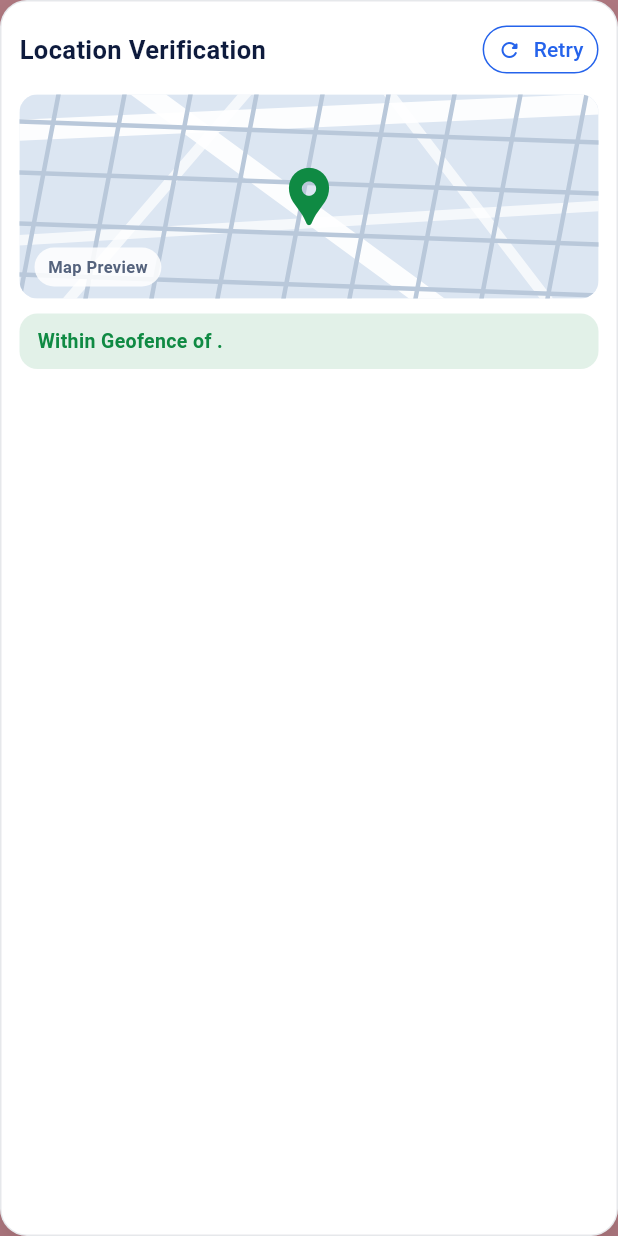
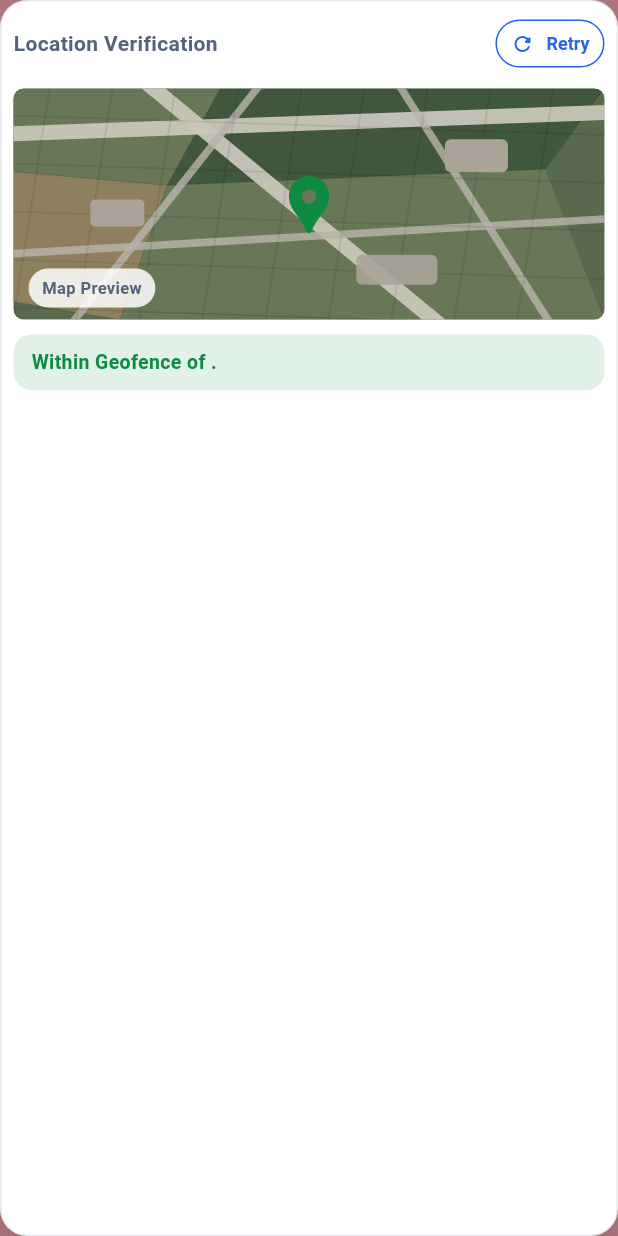
Before and after one commit to IthamarNyangu/WorkPulse, a Flutter app: the ClockMapPlaceholderCard widget shown alone on an empty page, opened directly with empty values, on a phone screen of 412 x 824 dp. Run offline on Flutter 3.47's test engine with Material 3 defaults, Android fonts, the phone set to English and light mode, and no system bars; our stand-ins replace geolocator, supabase_flutter; missing offline and left inert: postgrest; accounts and stored records are empty.

Commit message:
cleaned the coonfirm clock in or out page

```diff
--- a/lib/features/attendance/clock/clock_confirmation_screen.dart
+++ b/lib/features/attendance/clock/clock_confirmation_screen.dart
@@ -21,7 +21,8 @@ class ClockConfirmationScreen extends StatefulWidget {
       _ClockConfirmationScreenState();
 }
 
-class _ClockConfirmationScreenState extends State<ClockConfirmationScreen> {
+class _ClockConfirmationScreenState extends State<ClockConfirmationScreen>
+    with WidgetsBindingObserver {
   static const Duration _loadingIndicatorDelay = Duration(milliseconds: 250);
 
   final WorkPulseLocationService _locationService = WorkPulseLocationService();
@@ -39,6 +40,7 @@ class _ClockConfirmationScreenState extends State<ClockConfirmationScreen> {
   @override
   void initState() {
     super.initState();
+    WidgetsBinding.instance.addObserver(this);
     _commentController = TextEditingController();
     _commentFocusNode = FocusNode();
     _commentFocusNode.addListener(_onCommentFocusChanged);
@@ -49,11 +51,22 @@ class _ClockConfirmationScreenState extends State<ClockConfirmationScreen> {
   @override
   void dispose() {
     _loadingTimer?.cancel();
+    WidgetsBinding.instance.removeObserver(this);
     _commentFocusNode.removeListener(_onCommentFocusChanged);
     _commentFocusNode.dispose();
     _scrollController.dispose();
     _commentController.dispose();
     super.dispose();
+  }
+
+  @override
+  void didChangeMetrics() {
+    super.didChangeMetrics();
+    if (!_commentFocusNode.hasFocus) {
+      return;
+    }
+    _scrollCommentIntoView(delay: const Duration(milliseconds: 120));
+    _scrollCommentIntoView(delay: const Duration(milliseconds: 360));
   }
 
   void _onCommentFocusChanged() {
@@ -578,7 +591,7 @@ class ClockMapPlaceholderCard extends StatelessWidget {
         : PulseClockColors.statusPendingAccent;
 
     return SurfaceCard(
-      padding: const EdgeInsets.all(12),
+      padding: const EdgeInsets.all(8),
       child: Column(
         crossAxisAlignment: CrossAxisAlignment.start,
         children: [
@@ -586,16 +599,14 @@ class ClockMapPlaceholderCard extends StatelessWidget {
             children: [
               Text(
                 'Location Verification',
-                style: PulseClockTextStyles.cardTitle.copyWith(fontSize: 17),
+                style: PulseClockTextStyles.cardSubtitle.copyWith(
+                  color: PulseClockColors.textSecondary,
+                  fontSize: 14,
+                  fontWeight: FontWeight.w700,
+                ),
               ),
               const Spacer(),
-              if (isLoading)
-                const SizedBox(
-                  width: 18,
-                  height: 18,
-                  child: CircularProgressIndicator(strokeWidth: 2),
-                )
-              else if (onRetry != null)
+              if (!isLoading && onRetry != null)
                 OutlinedButton.icon(
                   onPressed: onRetry,
                   icon: const Icon(Icons.refresh_rounded, size: 16),
@@ -610,6 +621,10 @@ class ClockMapPlaceholderCard extends StatelessWidget {
                     side: const BorderSide(
                       color: PulseClockColors.actionBlue,
                       width: 1,
+                    ),
+                    textStyle: PulseClockTextStyles.cardSubtitle.copyWith(
+                      fontSize: 12,
+                      fontWeight: FontWeight.w700,
                     ),
                     shape: RoundedRectangleBorder(
                       borderRadius: BorderRadius.circular(999),
@@ -664,10 +679,10 @@ class _MapPreview extends StatelessWidget {
   @override
   Widget build(BuildContext context) {
     return ClipRRect(
-      borderRadius: BorderRadius.circular(12),
+      borderRadius: BorderRadius.circular(7),
       child: Container(
-        height: 136,
-        decoration: const BoxDecoration(color: Color(0xFFE7EEF8)),
+        height: 154,
+        decoration: const BoxDecoration(color: Color(0xFF596C52)),
         child: Stack(
           children: [
             Positioned.fill(child: CustomPaint(painter: _MapPreviewPainter())),
@@ -681,15 +696,20 @@ class _MapPreview extends StatelessWidget {
                         height: 28,
                         child: CircularProgressIndicator(strokeWidth: 2.6),
                       )
-                    : Icon(
+                    : Column(
+                        key: ValueKey<bool>(hasLocation),
+                        mainAxisSize: MainAxisSize.min,
+                        children: [
+                          Icon(
                             hasLocation
                                 ? Icons.location_pin
                                 : Icons.location_searching_rounded,
-                        key: ValueKey<bool>(hasLocation),
                             size: 46,
                             color: hasLocation
                                 ? statusColor
                                 : PulseClockColors.textSecondary,
+                          ),
+                        ],
                       ),
               ),
             ),
@@ -722,54 +742,126 @@ class _MapPreview extends StatelessWidget {
 class _MapPreviewPainter extends CustomPainter {
   @override
   void paint(Canvas canvas, Size size) {
-    final Paint blockPaint = Paint()..color = const Color(0xFFDCE6F2);
+    final Paint basePaint = Paint()..color = const Color(0xFF5F714F);
+    final Paint fieldPaint = Paint()..color = const Color(0xFF6F805A);
+    final Paint darkFieldPaint = Paint()..color = const Color(0xFF455C3D);
+    final Paint earthPaint = Paint()..color = const Color(0xFF9B8A63);
+    final Paint roofPaint = Paint()..color = const Color(0xFFB9B1A3);
     final Paint roadPaint = Paint()
-      ..color = Colors.white.withOpacity(0.92)
+      ..color = const Color(0xFFDDD8C9).withOpacity(0.94)
       ..strokeCap = StrokeCap.round
-      ..strokeWidth = 14;
+      ..strokeWidth = 10;
     final Paint minorRoadPaint = Paint()
-      ..color = Colors.white.withOpacity(0.72)
+      ..color = const Color(0xFFC8C3B6).withOpacity(0.82)
       ..strokeCap = StrokeCap.round
-      ..strokeWidth = 7;
-    final Paint routePaint = Paint()
-      ..color = const Color(0xFFB9C8DA)
+      ..strokeWidth = 5;
+    final Paint boundaryPaint = Paint()
+      ..color = Colors.black.withOpacity(0.08)
       ..strokeCap = StrokeCap.round
-      ..strokeWidth = 3;
+      ..strokeWidth = 1.4;
 
-    canvas.drawRect(Offset.zero & size, blockPaint);
+    canvas.drawRect(Offset.zero & size, basePaint);
+
+    void drawParcel(List<Offset> points, Paint paint) {
+      final Path path = Path()..moveTo(points.first.dx, points.first.dy);
+      for (final Offset point in points.skip(1)) {
+        path.lineTo(point.dx, point.dy);
+      }
+      path.close();
+      canvas.drawPath(path, paint);
+      canvas.drawPath(
+        path,
+        Paint()
+          ..style = PaintingStyle.stroke
+          ..strokeWidth = 1
+          ..color = Colors.black.withOpacity(0.05),
+      );
+    }
+
+    drawParcel(<Offset>[
+      const Offset(-10, 0),
+      Offset(size.width * 0.35, 0),
+      Offset(size.width * 0.26, size.height * 0.42),
+      Offset(0, size.height * 0.36),
+    ], fieldPaint);
+    drawParcel(<Offset>[
+      Offset(size.width * 0.35, 0),
+      Offset(size.width, 0),
+      Offset(size.width * 0.9, size.height * 0.35),
+      Offset(size.width * 0.26, size.height * 0.42),
+    ], darkFieldPaint);
+    drawParcel(<Offset>[
+      Offset(0, size.height * 0.36),
+      Offset(size.width * 0.26, size.height * 0.42),
+      Offset(size.width * 0.18, size.height),
+      const Offset(-12, 140),
+    ], earthPaint);
+    drawParcel(<Offset>[
+      Offset(size.width * 0.26, size.height * 0.42),
+      Offset(size.width * 0.9, size.height * 0.35),
+      Offset(size.width, size.height),
+      Offset(size.width * 0.18, size.height),
+    ], fieldPaint);
 
     canvas.drawLine(
-      Offset(-16, size.height * 0.18),
-      Offset(size.width + 20, size.height * 0.04),
+      Offset(-18, size.height * 0.2),
+      Offset(size.width + 18, size.height * 0.1),
       roadPaint,
     );
     canvas.drawLine(
-      Offset(size.width * 0.18, -12),
+      Offset(size.width * 0.2, -12),
       Offset(size.width * 0.76, size.height + 16),
       roadPaint,
     );
     canvas.drawLine(
-      Offset(-12, size.height * 0.72),
-      Offset(size.width + 16, size.height * 0.54),
+      Offset(-14, size.height * 0.72),
+      Offset(size.width + 14, size.height * 0.56),
       minorRoadPaint,
     );
     canvas.drawLine(
-      Offset(size.width * 0.06, size.height + 12),
-      Offset(size.width * 0.42, -14),
+      Offset(size.width * 0.08, size.height + 12),
+      Offset(size.width * 0.44, -14),
       minorRoadPaint,
     );
     canvas.drawLine(
-      Offset(size.width * 0.62, -10),
-      Offset(size.width * 0.93, size.height + 10),
+      Offset(size.width * 0.64, -10),
+      Offset(size.width * 0.92, size.height + 10),
       minorRoadPaint,
     );
 
-    for (double y = 18; y < size.height; y += 34) {
-      canvas.drawLine(Offset(0, y), Offset(size.width, y + 14), routePaint);
+    for (double y = 18; y < size.height; y += 32) {
+      canvas.drawLine(Offset(0, y), Offset(size.width, y + 13), boundaryPaint);
     }
-    for (double x = 26; x < size.width; x += 44) {
-      canvas.drawLine(Offset(x, 0), Offset(x - 26, size.height), routePaint);
+    for (double x = 24; x < size.width; x += 42) {
+      canvas.drawLine(Offset(x, 0), Offset(x - 24, size.height), boundaryPaint);
     }
+
+    canvas.drawRRect(
+      RRect.fromRectAndRadius(
+        Rect.fromLTWH(size.width * 0.13, size.height * 0.48, 36, 18),
+        const Radius.circular(3),
+      ),
+      roofPaint,
+    );
+    canvas.drawRRect(
+      RRect.fromRectAndRadius(
+        Rect.fromLTWH(size.width * 0.73, size.height * 0.22, 42, 22),
+        const Radius.circular(4),
+      ),
+      roofPaint,
+    );
+    canvas.drawRRect(
+      RRect.fromRectAndRadius(
+        Rect.fromLTWH(size.width * 0.58, size.height * 0.72, 54, 20),
+        const Radius.circular(4),
+      ),
+      Paint()..color = roofPaint.color.withOpacity(0.9),
+    );
+
+    canvas.drawRect(
+      Offset.zero & size,
+      Paint()..color = const Color(0xFF1C2740).withOpacity(0.1),
+    );
   }
 
   @override
```
Lines whose indentation alone changed are shown as unchanged.
